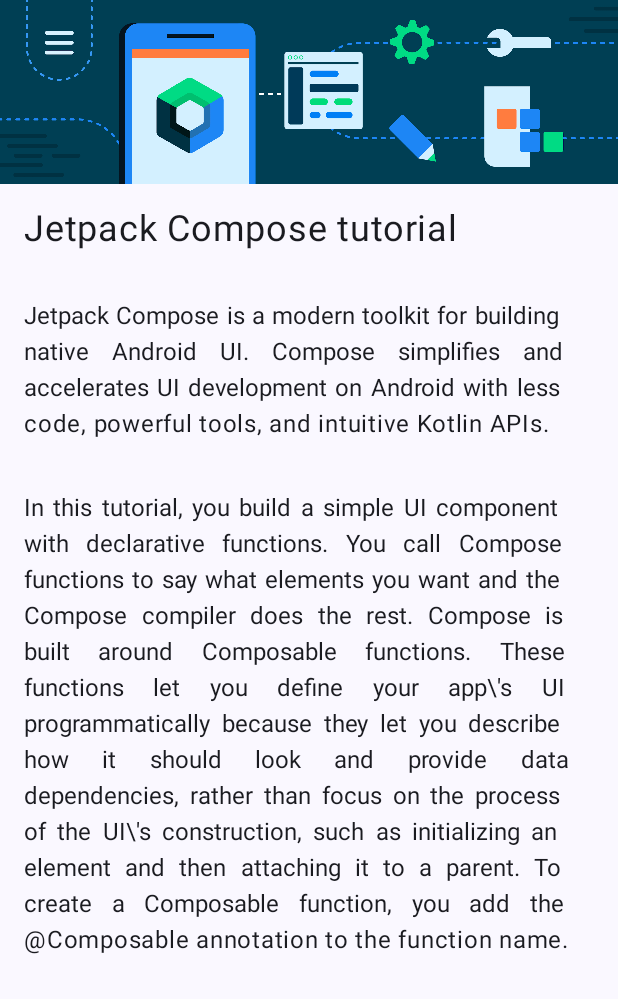
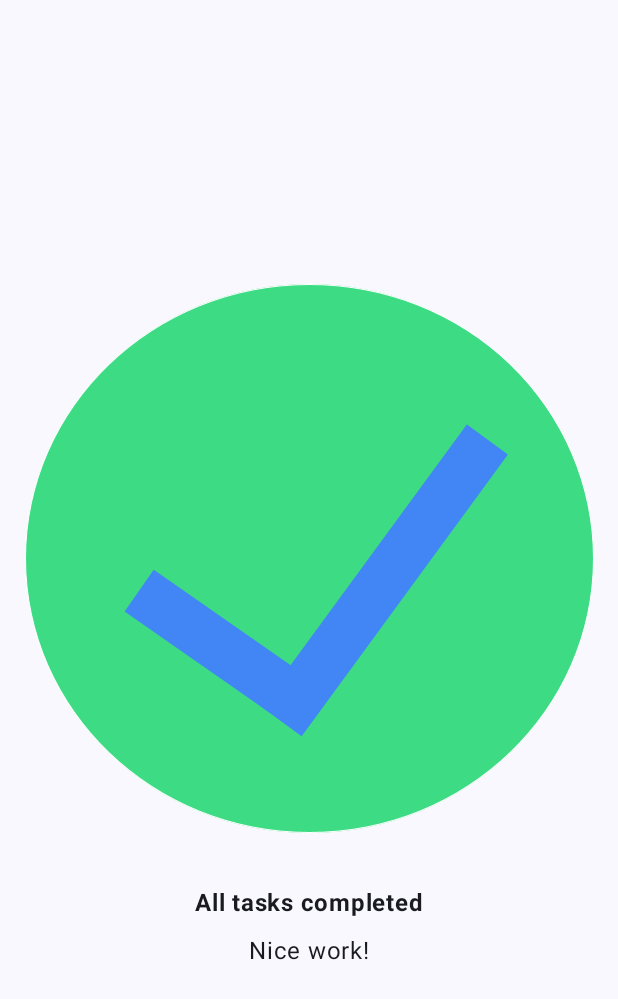
Before and after one commit to ehandresen/android-composeArticle, an Android app built with Jetpack Compose: the screen it shows after launch (MainActivity), on a phone screen of 412 x 824 dp. Shown: the top 999 px of the screen. Run offline under Robolectric (Android 15) with nearby library versions, the phone set to English and light mode, and no system bars.

Commit message:
task manager screen

```diff
--- a/app/src/main/java/com/example/composearticle/MainActivity.kt
+++ b/app/src/main/java/com/example/composearticle/MainActivity.kt
@@ -8,15 +8,19 @@ import androidx.compose.foundation.Image
 import androidx.compose.foundation.layout.Arrangement
 import androidx.compose.foundation.layout.Column
 import androidx.compose.foundation.layout.Row
+import androidx.compose.foundation.layout.fillMaxHeight
 import androidx.compose.foundation.layout.fillMaxSize
+import androidx.compose.foundation.layout.fillMaxWidth
 import androidx.compose.foundation.layout.padding
 import androidx.compose.material3.Scaffold
 import androidx.compose.material3.Text
 import androidx.compose.runtime.Composable
+import androidx.compose.ui.Alignment
 import androidx.compose.ui.Modifier
 import androidx.compose.ui.layout.ContentScale
 import androidx.compose.ui.res.painterResource
 import androidx.compose.ui.res.stringResource
+import androidx.compose.ui.text.font.FontWeight
 import androidx.compose.ui.text.style.TextAlign
 import androidx.compose.ui.tooling.preview.Preview
 import com.example.composearticle.ui.theme.ComposeArticleTheme
@@ -33,14 +37,7 @@ class MainActivity : ComponentActivity() {
         setContent {
             ComposeArticleTheme {
                 Scaffold(modifier = Modifier.fillMaxSize()) { innerPadding ->
-                    Column {
-                        BannerImage()
-                        ArticleText(
-                            stringResource(R.string.title),
-                            stringResource(R.string.section1),
-                            stringResource(R.string.section2)
-                        )
-                    }
+                    TaskDone(stringResource(R.string.text1), stringResource(R.string.text2))
                 }
             }
         }
@@ -48,55 +45,37 @@ class MainActivity : ComponentActivity() {
 }
 
 @Composable
-fun BannerImage(modifier: Modifier = Modifier) {
-    val image = painterResource(R.drawable.bg_compose_background)
+fun TaskDone(text1: String, text2: String, modifier: Modifier = Modifier) {
+    val image = painterResource(R.drawable.ic_task_completed)
 
-    Image(
-        painter = image,
-        contentDescription = null,
-        //contentScale = ContentScale.Crop,
-        //alpha = 0.6F
-    )
-}
-
-@Composable
-fun ArticleText(
-    title: String,
-    section1: String,
-    section2: String,
-    modifier: Modifier = Modifier
-) {
-    Text(
-        text = title,
-        fontSize = 24.sp,
+    Column(
         modifier = Modifier
-            .padding(16.dp)
-    )
-    Text(
-        text = section1,
-        textAlign = TextAlign.Justify,
-        modifier = Modifier
-            .padding(16.dp)
-    )
-    Text(
-        text = section2,
-        textAlign = TextAlign.Justify,
-        modifier = Modifier
-            .padding(16.dp)
-    )
+            .fillMaxWidth()
+            .fillMaxHeight(),
+        verticalArrangement = Arrangement.Center,
+        horizontalAlignment = Alignment.CenterHorizontally
+    ) {
+        Image(
+            painter = image,
+            contentDescription = null
+        )
+        Text(
+            text = text1,
+            fontWeight = FontWeight.Bold,
+            modifier = Modifier
+                .padding(top = 24.dp, bottom = 8.dp)
+        )
+        Text(
+            text = text2,
+            fontSize = 16.sp
+        )
+    }
 }
 
 @Preview(showBackground = true)
 @Composable
 fun ArticlePreview() {
     ComposeArticleTheme {
-        Column {
-            BannerImage()
-            ArticleText(
-                stringResource(R.string.title),
-                stringResource(R.string.section1),
-                stringResource(R.string.section2)
-            )
-        }
+        TaskDone(stringResource(R.string.text1), stringResource(R.string.text2))
     }
 }
--- a/app/src/main/res/values/strings.xml
+++ b/app/src/main/res/values/strings.xml
@@ -3,4 +3,6 @@
     <string name="title">Jetpack Compose tutorial</string>
     <string name="section1">Jetpack Compose is a modern toolkit for building native Android UI. Compose simplifies and accelerates UI development on Android with less code, powerful tools, and intuitive Kotlin APIs.</string>
     <string name="section2">In this tutorial, you build a simple UI component with declarative functions. You call Compose functions to say what elements you want and the Compose compiler does the rest. Compose is built around Composable functions. These functions let you define your app\\\'s UI programmatically because they let you describe how it should look and provide data dependencies, rather than focus on the process of the UI\\\'s construction, such as initializing an element and then attaching it to a parent. To create a Composable function, you add the @Composable annotation to the function name.</string>
+    <string name="text1">All tasks completed</string>
+    <string name="text2">Nice work!</string>
 </resources>
```
Also changed, not shown: app/src/main/res/drawable-nodpi/ic_task_completed.png (added).
